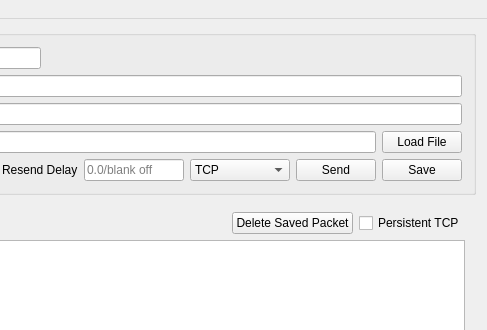
This is src/mainwindow.ui in dannagle/PacketSender as Qt 5 draws it before an edit; both pictures show x 422 to 909 and y 0 to 330 of the 909 by 746 pixel window. The edited form follows.
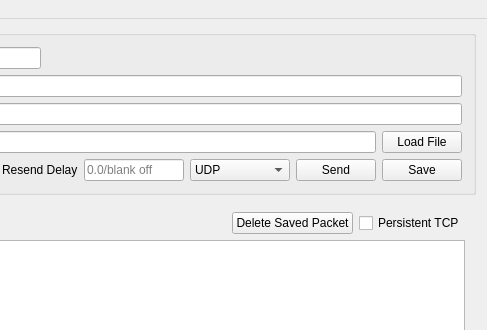
This is the edited form. Icons and pictures are not drawn.

The edit to the form file:
```diff
--- a/src/mainwindow.ui
+++ b/src/mainwindow.ui
@@ -220,7 +220,7 @@
              </property>
              <item>
               <property name="text">
-               <string>TCP</string>
+               <string>UDP</string>
               </property>
               <property name="icon">
                <iconset resource="packetsender.qrc">
```
Left out of the diff: 6 changed lines with no effect on the pictures.
